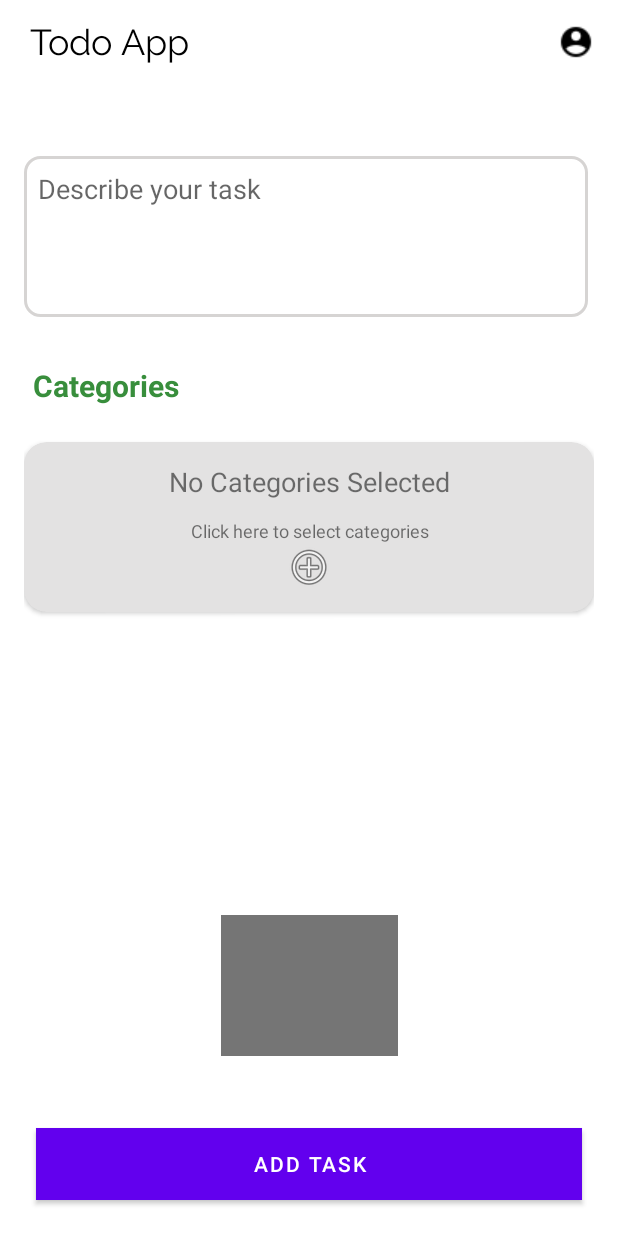
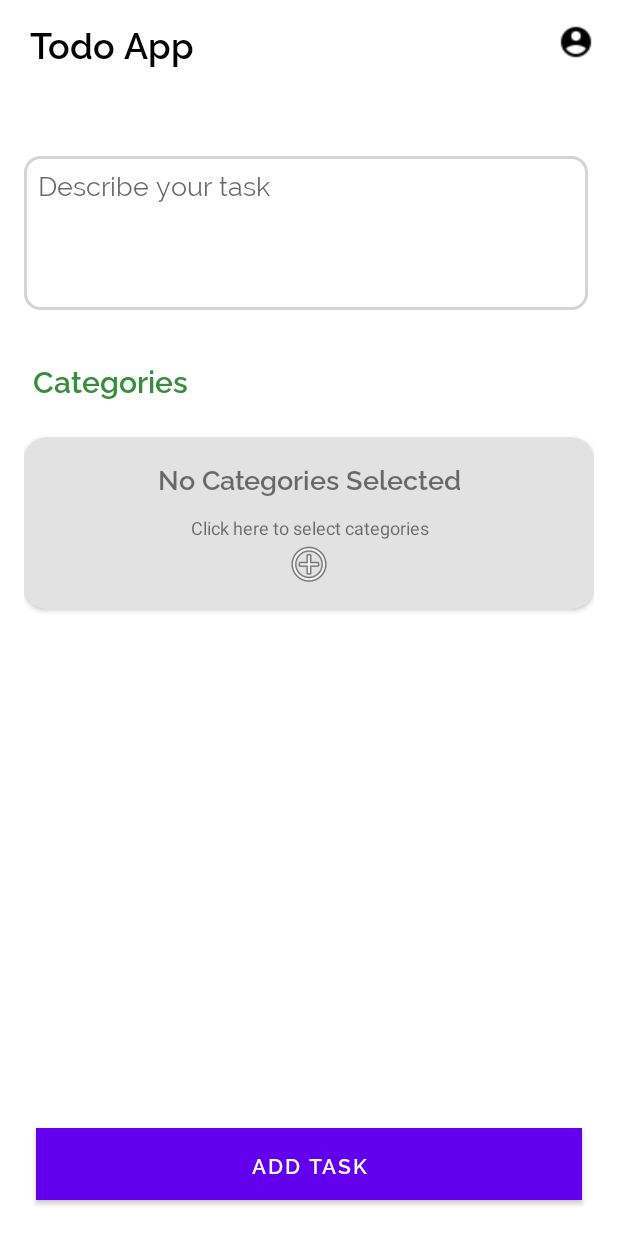
Before and after one commit to akshaykumar04/todo-app, an Android app: the screen it shows after launch (AddOrEditTaskActivity), after a tap on "Add New Task", on a phone screen of 412 x 824 dp. Run offline under Robolectric (Android 15) with nearby library versions, the phone set to English and light mode, and no system bars; our stand-ins replace AdMob, Firebase (no records; nobody signed in at launch, a user with empty details on screens opened directly), data binding.

Commit message:
fixed fonts, checkboxes & orientation

```diff
--- a/app/src/main/AndroidManifest.xml
+++ b/app/src/main/AndroidManifest.xml
@@ -15,7 +15,8 @@
         <activity android:name=".activities.SelectCategoriesDailog">
             <!--            android:theme="@style/Theme.MaterialComponents.Light.Dialog"-->
         </activity>
-        <activity android:name=".activities.TodoListActivity">
+        <activity android:name=".activities.TodoListActivity"
+            android:screenOrientation="portrait">
             <intent-filter>
                 <action android:name="android.intent.action.MAIN" />
 
@@ -25,6 +26,7 @@
 
         <activity
             android:name=".activities.AddCategoryActivity"
+            android:screenOrientation="portrait"
             android:launchMode="singleTop"></activity>
         <activity android:name=".activities.auth.LoginActivity" />
 
@@ -37,6 +39,7 @@
         </activity>
         <activity
             android:name=".activities.AddOrEditTaskActivity"
+            android:screenOrientation="portrait"
             android:parentActivityName=".activities.TodoListActivity">
             <meta-data
                 android:name="android.support.PARENT_ACTIVITY"
--- a/app/src/main/res/layout/act_bar.xml
+++ b/app/src/main/res/layout/act_bar.xml
@@ -16,7 +16,7 @@
             android:layout_width="wrap_content"
             android:layout_height="wrap_content"
             android:layout_toLeftOf="@+id/profile_toolbar"
-            android:fontFamily="@font/raleway"
+            android:fontFamily="@font/raleway_semibold"
             android:gravity="center_vertical"
             android:padding="4dp"
             android:text="@string/app_name"
--- a/app/src/main/res/layout/activity_add_or_edit_task.xml
+++ b/app/src/main/res/layout/activity_add_or_edit_task.xml
@@ -23,6 +23,7 @@
                android:layout_width="wrap_content"
                android:layout_height="wrap_content"
                android:layout_marginTop="32dp"
+               android:fontFamily="@font/raleway_semibold"
                android:text="@string/Categories"
                app:layout_constraintStart_toStartOf="@+id/et_task_description"
                app:layout_constraintTop_toBottomOf="@+id/et_task_description" />
@@ -34,6 +35,7 @@
                android:layout_marginLeft="4dp"
                android:layout_marginTop="88dp"
                android:layout_marginEnd="4dp"
+               android:fontFamily="@font/raleway"
                android:layout_marginRight="4dp"
                android:background="@drawable/disc_edit_text"
                android:ems="10"
@@ -146,6 +148,7 @@
                android:layout_margin="8dp"
                android:background="@color/colorAccent"
                android:onClick="addOrUpdateTask"
+               android:fontFamily="@font/raleway_semibold"
                android:text="@string/add_task"
                android:textColor="@android:color/white"
                app:layout_constraintBottom_toBottomOf="parent"
@@ -157,6 +160,7 @@
                style="@style/AddEditTaskRadioButtonLabels"
                android:layout_marginTop="24dp"
                android:text="@string/completion"
+               android:fontFamily="@font/raleway_semibold"
                app:layout_constraintStart_toStartOf="@+id/addCategories"
                app:layout_constraintTop_toBottomOf="@+id/addCategories" />
 
@@ -165,7 +169,11 @@
                android:layout_width="wrap_content"
                android:layout_height="wrap_content"
                android:layout_marginTop="16dp"
+               android:button="@drawable/custom_checkbox"
+               android:paddingLeft="12dp"
                android:text="Task completed"
+               android:fontFamily="@font/raleway"
+               android:textSize="16sp"
                app:layout_constraintStart_toStartOf="@+id/tv_completion_label"
                app:layout_constraintTop_toBottomOf="@+id/tv_completion_label" />
 
@@ -221,6 +229,7 @@
                        android:layout_height="wrap_content"
                        android:layout_gravity="center_horizontal"
                        android:text="No Categories Selected"
+                       android:fontFamily="@font/raleway_semibold"
                        android:textAlignment="center"
                        android:textSize="18sp" />
 
@@ -261,22 +270,6 @@
                app:layout_constraintTop_toTopOf="parent"
                app:layout_constraintVertical_bias="0.606" />
 
-           <CheckBox
-               android:id="@+id/checkb"
-               android:layout_width="39dp"
-               android:layout_height="31dp"
-               android:layout_alignParentEnd="true"
-               android:layout_alignParentRight="true"
-               android:layout_centerVertical="true"
-               android:button="@drawable/custom_checkbox"
-               android:scaleX="3"
-               android:scaleY="3"
-               app:layout_constraintBottom_toBottomOf="parent"
-               app:layout_constraintEnd_toEndOf="parent"
-               app:layout_constraintStart_toStartOf="parent"
-               app:layout_constraintTop_toTopOf="parent"
-               app:layout_constraintVertical_bias="0.822" />
-
        </androidx.constraintlayout.widget.ConstraintLayout>
    </androidx.constraintlayout.widget.ConstraintLayout>
 </layout>
--- a/app/src/main/res/layout/activity_category.xml
+++ b/app/src/main/res/layout/activity_category.xml
@@ -12,10 +12,11 @@
         android:layout_width="match_parent"
         android:layout_height="wrap_content"
         android:layout_marginTop="30dp"
+        android:fontFamily="@font/raleway_medium"
         android:background="@drawable/disc_edit_text"
         android:padding="10dp"
         android:maxLines="1"
-        android:hint="Enter name" />
+        android:hint="Enter category name" />
 
 
     <Button
@@ -24,6 +25,7 @@
         android:layout_below="@id/editTextName"
         android:layout_height="wrap_content"
         android:layout_marginTop="20dp"
+        android:fontFamily="@font/raleway_semibold"
         android:text="Add" />
 
 
@@ -34,6 +36,7 @@
         android:layout_marginTop="20dp"
         android:textSize="20sp"
         android:layout_below="@id/buttonAddCategory"
+        android:fontFamily="@font/raleway_semibold"
         android:text="Categories" />
 
     <ListView
```
